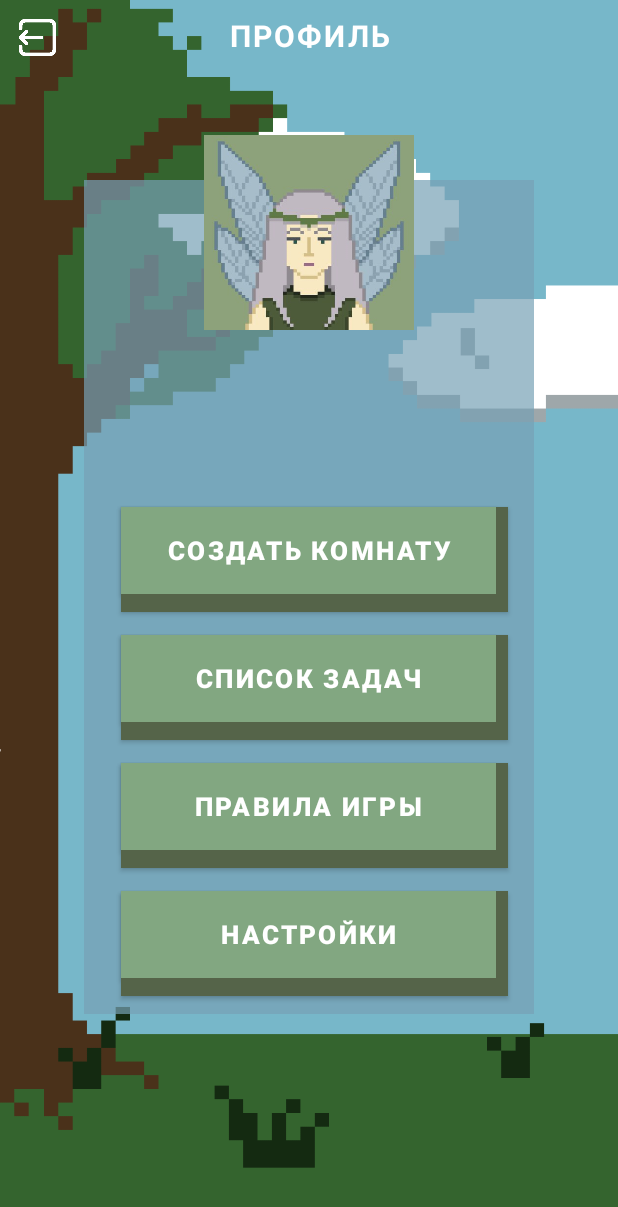
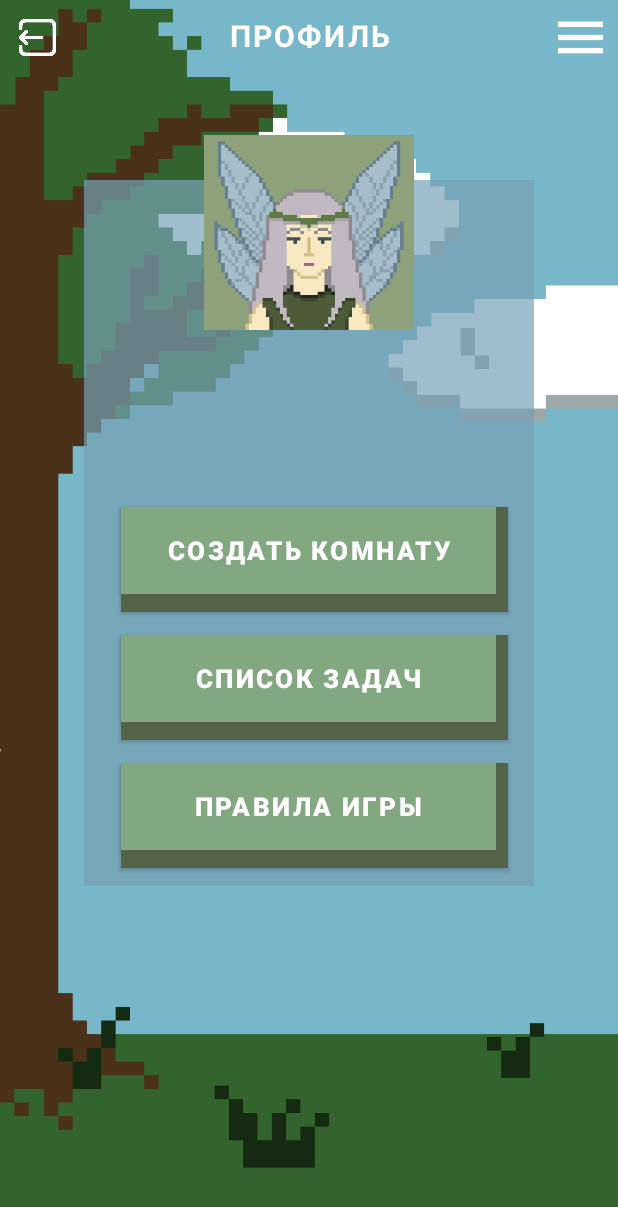
Before and after one commit to MargaritaDj/small_matfak, an Android app: the PersonalAreaTeacherActivity screen opened directly, with no data from a screen before it, on a phone screen of 412 x 824 dp. Shown: the top 1207 px of the screen. Run offline under Robolectric (Android 15) with nearby library versions, the phone set to English and light mode, and no system bars.

Commit message:
[+] changed settings in personal area, added popup menu

```diff
--- a/app/src/main/java/com/imit/smallMatfak/screens/PersonalAreaTeacherActivity.kt
+++ b/app/src/main/java/com/imit/smallMatfak/screens/PersonalAreaTeacherActivity.kt
@@ -30,5 +30,10 @@ class PersonalAreaTeacherActivity: AppCompatActivity() {
         nameTextView.text = user?.firstName
         lastNameTextView.text = user?.lastName
         patronymicTextView.text = user?.patronymic
+
+        val settingsMenuView: ImageButton = findViewById(R.id.personal_area_teacher_settings)
+        settingsMenuView.setOnClickListener {
+            showPopupSettings(this, settingsMenuView)
+        }
     }
 }
--- a/app/src/main/res/layout/activity_personal_area_teacher.xml
+++ b/app/src/main/res/layout/activity_personal_area_teacher.xml
@@ -31,6 +31,16 @@
         >
     </TextView>
 
+    <ImageButton
+        android:id="@+id/personal_area_teacher_settings"
+        android:layout_width="30dp"
+        android:layout_height="30dp"
+        android:layout_alignParentEnd="true"
+        android:layout_marginTop="10dp"
+        android:layout_marginEnd="10dp"
+        android:background="@drawable/menu"
+        tools:ignore="TouchTargetSizeCheck,SpeakableTextPresentCheck" />
+
     <ImageView
         android:id="@+id/personal_area_teacher_buttons"
         android:layout_width="300dp"
@@ -38,7 +48,7 @@
         android:layout_centerInParent="true"
         android:layout_marginTop="30dp"
         android:layout_alignTop="@id/personal_area_teacher_hero"
-        android:layout_alignBottom="@id/personal_area_teacher_settings_shadow"
+        android:layout_alignBottom="@id/personal_area_teacher_regulations_game_shadow"
         android:layout_marginBottom="-12dp"
         android:alpha="0.7"
         android:background="@color/grey_blue">
@@ -153,6 +163,7 @@
     </Button>
 
     <androidx.cardview.widget.CardView
+        android:id="@+id/personal_area_teacher_regulations_game_shadow"
         android:layout_width="258dp"
         android:layout_height="70dp"
         android:backgroundTint="@color/shadow_button"
@@ -177,30 +188,4 @@
         app:cornerRadius="0dp">
     </Button>
 
-    <androidx.cardview.widget.CardView
-        android:id="@+id/personal_area_teacher_settings_shadow"
-        android:layout_width="258dp"
-        android:layout_height="70dp"
-        android:backgroundTint="@color/shadow_button"
-        android:layout_alignStart="@+id/personal_area_teacher_settings"
-        android:layout_alignTop="@+id/personal_area_teacher_settings"
-        android:layout_marginTop="6dp"
-        app:cardCornerRadius="0dp"
-        />
-
-    <Button
-        android:id="@+id/personal_area_teacher_settings"
-        android:layout_width="250dp"
-        android:layout_height="70dp"
-        android:layout_below="@id/personal_area_teacher_regulations_game"
-        android:layout_centerInParent="true"
-        android:layout_marginTop="15dp"
-        android:backgroundTint="@color/color_buttons"
-        android:text="@string/settings"
-        android:textColor="@color/white"
-        android:textSize="17sp"
-        android:textStyle="bold"
-        app:cornerRadius="0dp" />
-
-
 </RelativeLayout>
--- /dev/null
+++ b/app/src/main/res/menu/popup_settings.xml
@@ -0,0 +1,10 @@
+<?xml version="1.0" encoding="utf-8"?>
+<menu xmlns:android="http://schemas.android.com/apk/res/android">
+
+    <group android:id="@+id/menu_group">
+        <item
+            android:id="@+id/menu_change_password"
+            android:title="@string/change_password" />
+    </group>
+
+</menu>
```
Also changed, not shown: app/src/main/java/com/imit/smallMatfak/screens/PersonalAreaStudentActivity.kt (+25 -1 lines), app/src/main/res/layout/activity_personal_area_student.xml (+13 -26 lines), app/src/main/res/drawable-v24/menu.png (added).
